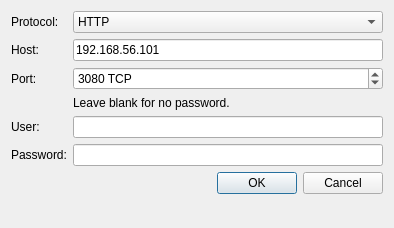
First picture: the form in gns3/ui/new_server_dialog.ui, repository GNS3/gns3-gui, before the edit.
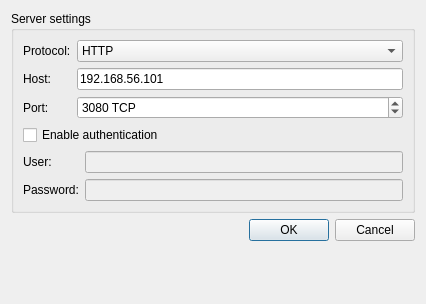
Second picture: the form after the edit.

Commit message: Add a checkbox to enable or disable authentication when adding a new remote server.

```diff
--- a/gns3/ui/new_server_dialog.ui
+++ b/gns3/ui/new_server_dialog.ui
@@ -6,17 +6,20 @@
    <rect>
     <x>0</x>
     <y>0</y>
-    <width>394</width>
-    <height>228</height>
+    <width>426</width>
+    <height>304</height>
    </rect>
   </property>
   <property name="windowTitle">
    <string>New server</string>
   </property>
-  <layout class="QFormLayout" name="formLayout">
-   <property name="fieldGrowthPolicy">
-    <enum>QFormLayout::ExpandingFieldsGrow</enum>
-   </property>
+  <layout class="QVBoxLayout" name="verticalLayout">
+   <item>
+    <widget class="QGroupBox" name="groupBox">
+     <property name="title">
+      <string>Server settings</string>
+     </property>
+     <layout class="QGridLayout" name="gridLayout">
    <item row="0" column="0">
     <widget class="QLabel" name="uiServerProtocolLabel">
      <property name="text">
@@ -24,7 +27,7 @@
      </property>
     </widget>
    </item>
-   <item row="0" column="1">
+      <item row="0" column="1" colspan="2">
     <widget class="QComboBox" name="uiServerProtocolComboBox">
      <property name="sizePolicy">
       <sizepolicy hsizetype="Expanding" vsizetype="Fixed">
@@ -54,7 +57,7 @@
      </property>
     </widget>
    </item>
-   <item row="1" column="1">
+      <item row="1" column="1" colspan="2">
     <widget class="QLineEdit" name="uiServerHostLineEdit">
      <property name="text">
       <string>192.168.56.101</string>
@@ -68,7 +71,7 @@
      </property>
     </widget>
    </item>
-   <item row="2" column="1">
+      <item row="2" column="1" colspan="2">
     <widget class="QSpinBox" name="uiServerPortSpinBox">
      <property name="sizePolicy">
       <sizepolicy hsizetype="Expanding" vsizetype="Fixed">
@@ -87,29 +90,42 @@
      </property>
     </widget>
    </item>
-   <item row="4" column="0">
+      <item row="3" column="0" colspan="3">
+       <widget class="QCheckBox" name="uiEnableAuthenticationCheckBox">
+        <property name="text">
+         <string>Enable authentication</string>
+        </property>
+       </widget>
+      </item>
+      <item row="4" column="0" colspan="2">
     <widget class="QLabel" name="uiServerUserLabel">
      <property name="text">
       <string>User:</string>
      </property>
     </widget>
    </item>
-   <item row="4" column="1">
+      <item row="4" column="2">
     <widget class="QLineEdit" name="uiServerUserLineEdit">
+        <property name="enabled">
+         <bool>false</bool>
+        </property>
      <property name="toolTip">
       <string/>
      </property>
     </widget>
    </item>
-   <item row="5" column="0">
+      <item row="5" column="0" colspan="2">
     <widget class="QLabel" name="uiServerPasswordLabel">
      <property name="text">
       <string>Password:</string>
      </property>
     </widget>
    </item>
-   <item row="5" column="1">
+      <item row="5" column="2">
     <widget class="QLineEdit" name="uiServerPasswordLineEdit">
+        <property name="enabled">
+         <bool>false</bool>
+        </property>
      <property name="inputMethodHints">
       <set>Qt::ImhHiddenText|Qt::ImhNoAutoUppercase|Qt::ImhNoPredictiveText|Qt::ImhSensitiveData</set>
      </property>
@@ -118,7 +134,10 @@
      </property>
     </widget>
    </item>
-   <item row="6" column="0" colspan="2">
+     </layout>
+    </widget>
+   </item>
+   <item>
     <widget class="QDialogButtonBox" name="buttonBox">
      <property name="orientation">
       <enum>Qt::Horizontal</enum>
@@ -128,12 +147,18 @@
      </property>
     </widget>
    </item>
-   <item row="3" column="1">
-    <widget class="QLabel" name="label">
-     <property name="text">
-      <string>Leave blank for no password.</string>
+   <item>
+    <spacer name="verticalSpacer">
+     <property name="orientation">
+      <enum>Qt::Vertical</enum>
      </property>
-    </widget>
+     <property name="sizeHint" stdset="0">
+      <size>
+       <width>20</width>
+       <height>21</height>
+      </size>
+     </property>
+    </spacer>
    </item>
   </layout>
  </widget>
```
Left out of the diff: 4 changed lines with no effect on the pictures. Lines whose indentation alone changed are shown as unchanged. The commit also changes 3 other files.
